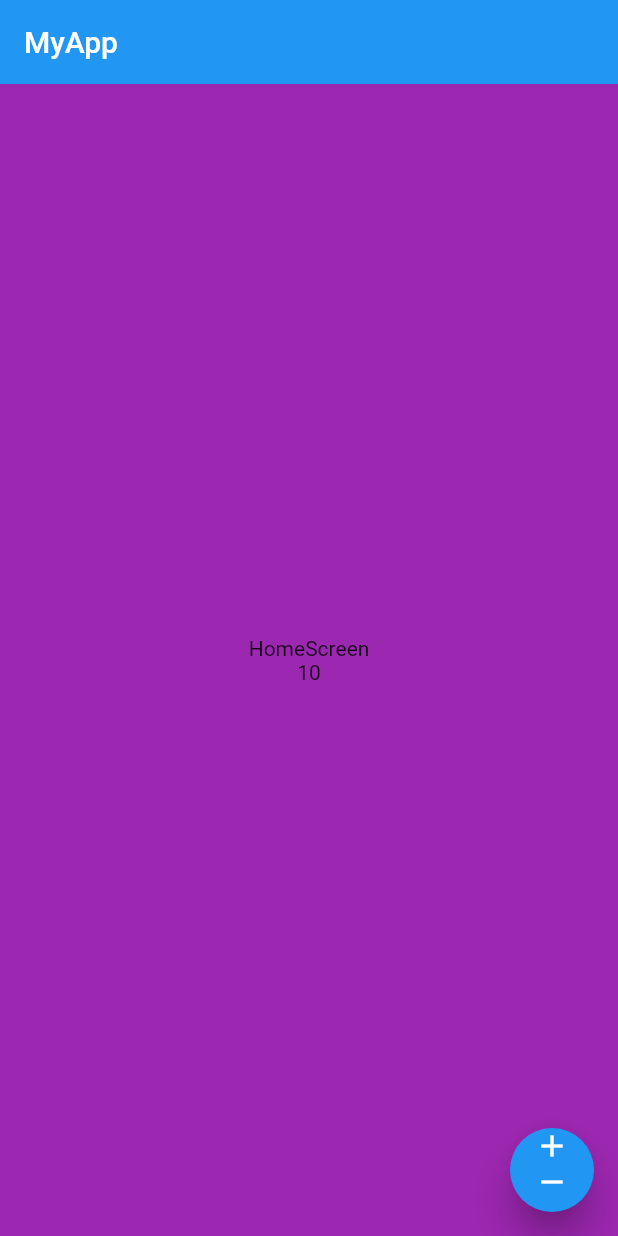
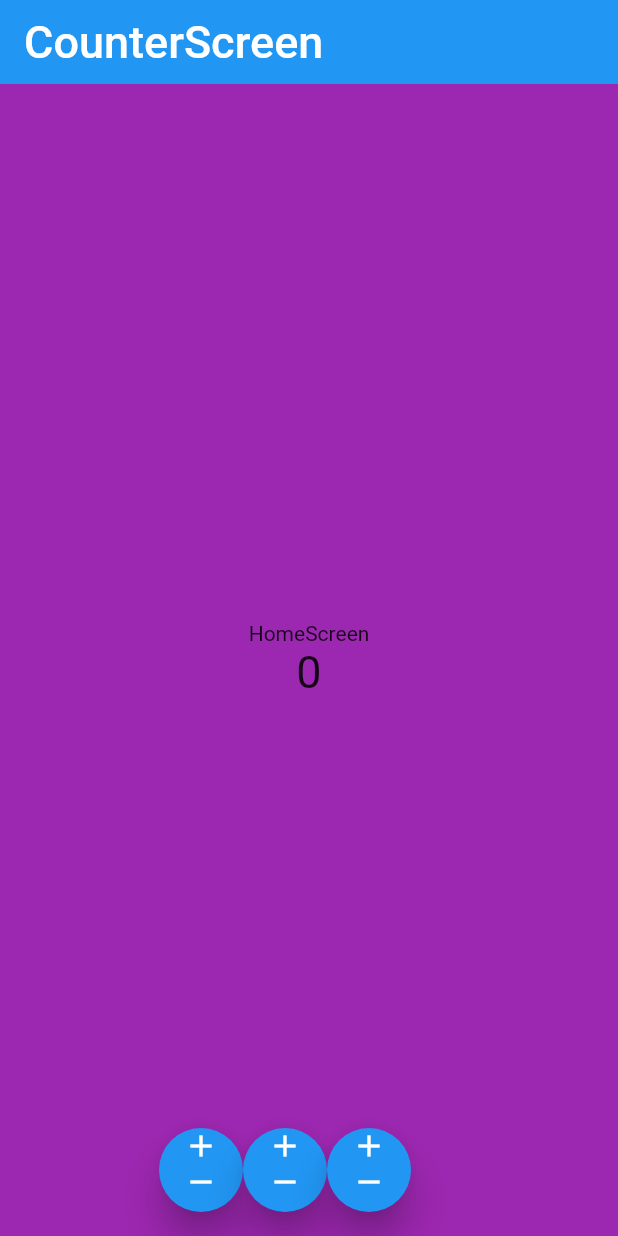
Before and after one commit to nachoblwh/contador, a Flutter app: the screen it shows after launch, on a phone screen of 412 x 824 dp. Run offline on Flutter 3.47's test engine with Material 2 defaults, Android fonts, the phone set to English and light mode, and no system bars.

Commit message:
second one

```diff
--- a/lib/main.dart
+++ b/lib/main.dart
@@ -1,4 +1,5 @@
-import 'package:contador/screens/home_screen.dart';
+import 'package:contador/screens/counter_screen.dart';
+//import 'package:contador/screens/home_screen.dart';
 import 'package:flutter/material.dart';
 
 void main() {
@@ -12,7 +13,7 @@ class MyApp extends StatelessWidget {
   Widget build(BuildContext context) {
     return const MaterialApp(
       debugShowCheckedModeBanner: false,
-      home: HomeScreen(),
+      home: CounterScreen(),
     );
   }
 }
--- /dev/null
+++ b/lib/screens/counter_screen.dart
@@ -0,0 +1,78 @@
+import 'package:flutter/material.dart';
+
+class CounterScreen extends StatefulWidget {
+  const CounterScreen({super.key});
+
+  @override
+  State<CounterScreen> createState() => _CounterScreenState();
+}
+
+class _CounterScreenState extends State<CounterScreen> {
+  int counter = 0;
+
+  @override
+  Widget build(BuildContext context) {
+    const fontSize30 = TextStyle(fontSize: 30);
+
+    return Scaffold(
+      appBar: AppBar(
+        title: const Text(
+          "CounterScreen",
+          style: fontSize30,
+        ),
+        elevation: 0,
+      ),
+      backgroundColor: Colors.purple,
+      body: Center(
+        child: Column(
+          mainAxisAlignment: MainAxisAlignment.center,
+          crossAxisAlignment: CrossAxisAlignment.center,
+          children: <Widget>[
+            const Text("HomeScreen"),
+            Text('$counter', style: fontSize30),
+          ],
+        ),
+      ),
+      //floatingActionButtonLocation: FloatingActionButtonLocation.miniEndFloat,
+      floatingActionButton: Row(
+        mainAxisAlignment: MainAxisAlignment.center,
+        crossAxisAlignment: CrossAxisAlignment.center,
+        children: [
+          FloatingActionButton(
+            onPressed: () {
+              counter++;
+
+              setState(() {});
+            },
+            elevation: 10.0,
+            child: Column(
+              children: const <Widget>[Icon(Icons.add), Icon(Icons.remove)],
+            ),
+          ),
+          FloatingActionButton(
+            onPressed: () {
+              counter++;
+
+              setState(() {});
+            },
+            elevation: 10.0,
+            child: Column(
+              children: const <Widget>[Icon(Icons.add), Icon(Icons.remove)],
+            ),
+          ),
+          FloatingActionButton(
+            onPressed: () {
+              counter++;
+
+              setState(() {});
+            },
+            elevation: 10.0,
+            child: Column(
+              children: const <Widget>[Icon(Icons.add), Icon(Icons.remove)],
+            ),
+          ),
+        ],
+      ),
+    );
+  }
+}
```
